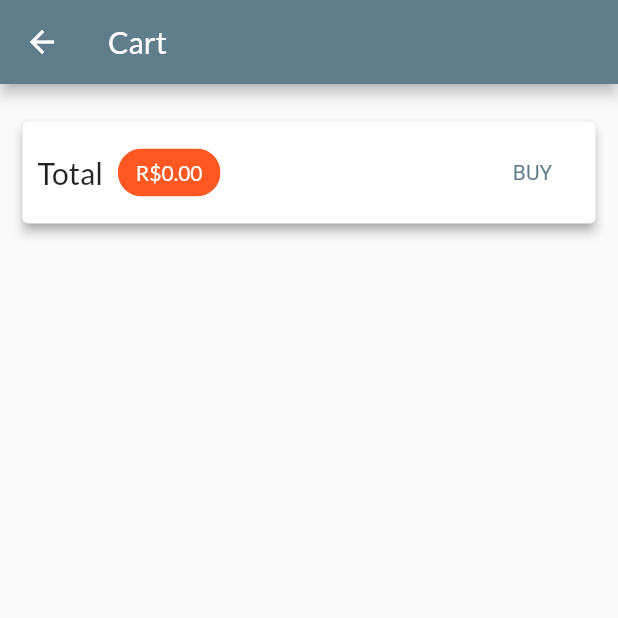
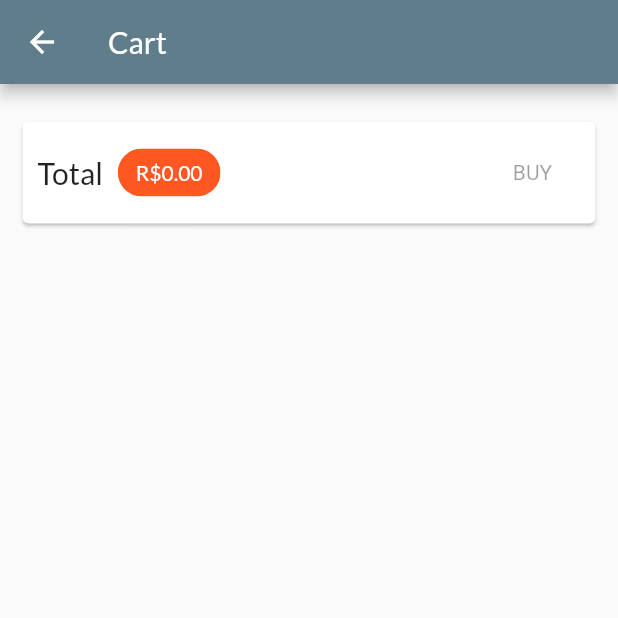
Before and after one commit to visicatto/my_store, a Flutter app: the CartPage screen opened by its route, on a phone screen of 412 x 824 dp, the top half of it. Run offline on Flutter 3.47's test engine with Material 2 defaults, Android fonts, the phone set to English and light mode, and no system bars.

```diff
--- /dev/null
+++ b/lib/exceptions/http_exception.dart
@@ -0,0 +1,14 @@
+class HttpException implements Exception {
+  final String msg;
+  final int statusCode;
+
+  HttpException({
+    required this.msg,
+    required this.statusCode,
+  });
+
+  @override
+  String toString() {
+    return msg;
+  }
+}
--- a/lib/pages/cart_page.dart
+++ b/lib/pages/cart_page.dart
@@ -19,8 +19,6 @@ class CartPage extends StatelessWidget {
       body: Column(
         children: [
           Card(
-            shadowColor: Colors.grey,
-            elevation: 3,
             margin: const EdgeInsets.symmetric(
               horizontal: 15,
               vertical: 25,
@@ -48,22 +46,7 @@ class CartPage extends StatelessWidget {
                     ),
                   ),
                   const Spacer(),
-                  TextButton(
-                    child: const Text('BUY'),
-                    style: TextButton.styleFrom(
-                      textStyle: TextStyle(
-                        color: Theme.of(context).primaryColor,
-                      ),
-                    ),
-                    onPressed: () {
-                      Provider.of<OrderList>(
-                        context,
-                        listen: false,
-                      ).addOrder(cart);
-
-                      cart.clear();
-                    },
-                  ),
+                  CartButton(cart: cart),
                 ],
               ),
             ),
@@ -79,3 +62,45 @@ class CartPage extends StatelessWidget {
     );
   }
 }
+
+class CartButton extends StatefulWidget {
+  const CartButton({
+    Key? key,
+    required this.cart,
+  }) : super(key: key);
+
+  final Cart cart;
+
+  @override
+  State<CartButton> createState() => _CartButtonState();
+}
+
+class _CartButtonState extends State<CartButton> {
+  bool _isLoading = false;
+
+  @override
+  Widget build(BuildContext context) {
+    return _isLoading
+        ? const CircularProgressIndicator()
+        : TextButton(
+            child: const Text('BUY'),
+            style: TextButton.styleFrom(
+              textStyle: TextStyle(
+                color: Theme.of(context).colorScheme.primary,
+              ),
+            ),
+            onPressed: widget.cart.itemsCount == 0
+                ? null
+                : () async {
+                    setState(() => _isLoading = true);
+                    await Provider.of<OrderList>(
+                      context,
+                      listen: false,
+                    ).addOrder(widget.cart);
+
+                    widget.cart.clear();
+                    setState(() => _isLoading = false);
+                  },
+          );
+  }
+}
--- /dev/null
+++ b/lib/utils/constants.dart
@@ -0,0 +1,9 @@
+// ignore_for_file: constant_identifier_names
+
+class Constants {
+  static const PRODUCT_BASE_URL =
+      'https://shop-flutter-4b724-default-rtdb.firebaseio.com/products';
+
+  static const ORDER_BASE_URL =
+      'https://shop-flutter-4b724-default-rtdb.firebaseio.com/orders';
+}
```
Also changed, not shown: lib/components/product_item.dart (+20 -7 lines), lib/models/order_list.dart (+27 -4 lines), lib/models/product.dart (+24 -1 lines), lib/models/product_list.dart (+35 -9 lines).
